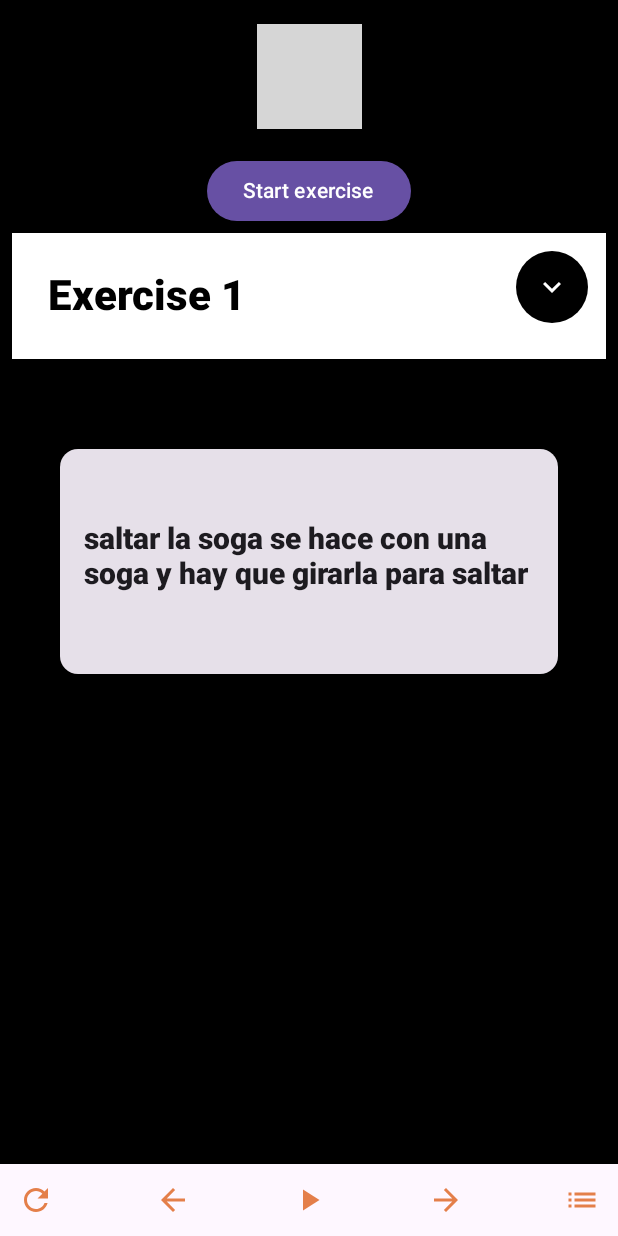
After one commit to itognetti/TP3-HCI-API, an Android app built with Jetpack Compose: the @Preview function SecondRoutineScreen, on a phone screen of 412 x 824 dp. The commit adds this screen. Run offline under Robolectric (Android 15) with nearby library versions, the phone set to English and light mode, and no system bars; grey boxes are pictures that could not be loaded.

Commit message:
Add SecondRoutineScreen

```diff
--- /dev/null
+++ b/TP3API/app/src/main/java/ar/edu/itba/example/api/ui/components/CircularProgressBar.kt
@@ -0,0 +1,94 @@
+package ar.edu.itba.example.api.ui.components
+
+import androidx.compose.foundation.layout.Arrangement
+import androidx.compose.foundation.layout.Column
+import androidx.compose.foundation.layout.Row
+import androidx.compose.foundation.layout.fillMaxWidth
+import androidx.compose.foundation.layout.padding
+import androidx.compose.foundation.layout.size
+import androidx.compose.material3.Button
+import androidx.compose.material3.CircularProgressIndicator
+import androidx.compose.material3.Text
+import androidx.compose.runtime.Composable
+import androidx.compose.runtime.getValue
+import androidx.compose.runtime.mutableStateOf
+import androidx.compose.runtime.remember
+import androidx.compose.runtime.rememberCoroutineScope
+import androidx.compose.runtime.setValue
+import androidx.compose.ui.Alignment
+import androidx.compose.ui.Modifier
+import androidx.compose.ui.text.font.FontWeight
+import androidx.compose.ui.unit.TextUnit
+import androidx.compose.ui.unit.dp
+import androidx.compose.ui.unit.sp
+import ar.edu.itba.example.api.ui.theme.FOrange
+import ar.edu.itba.example.api.ui.theme.White
+import kotlinx.coroutines.delay
+import kotlinx.coroutines.launch
+
+@Composable
+fun CircularProgressBar() {
+    var currentProgress by remember { mutableStateOf(0f) }
+    var countdownSeconds by remember { mutableStateOf(60) } // Inicializamos con 60 segundos
+    var loading by remember { mutableStateOf(false) }
+    val scope = rememberCoroutineScope()
+
+    Column(
+        verticalArrangement = Arrangement.spacedBy(12.dp),
+        horizontalAlignment = Alignment.CenterHorizontally,
+        modifier = Modifier.fillMaxWidth()
+    ) {
+        Button(onClick = {
+            loading = true
+            scope.launch {
+                loadProgress { progress ->
+                    currentProgress = progress
+                }
+                loading = false
+            }
+        }, enabled = !loading) {
+            Text("Start exercise")  //no hardcodear
+        }
+
+        if (loading) {
+            Row(
+                verticalAlignment = Alignment.CenterVertically,
+                horizontalArrangement = Arrangement.spacedBy(8.dp),
+                modifier = Modifier.padding(16.dp)
+            ) {
+                CircularProgressIndicator(
+                    modifier = Modifier.size(64.dp),
+                    progress = currentProgress,
+                    color = FOrange
+                )
+
+                CountdownTimer(countdownSeconds, fontSize = 24.sp) // Ajusta el tamaño del temporizador
+            }
+        }
+    }
+}
+
+@Composable
+fun CountdownTimer(seconds: Int, fontSize: TextUnit) {
+    Text(
+        text = "$seconds s",
+        fontWeight = FontWeight.Bold,
+        fontSize = fontSize,
+        color = White,
+        modifier = Modifier.padding(8.dp)
+    )
+}
+
+suspend fun loadProgress(updateProgress: (Float) -> Unit) {
+    val totalTimeInMillis = 60000 // 1 minute in milliseconds
+    val interval = 100L // Interval between updates (100 milliseconds)
+    val steps = totalTimeInMillis / interval
+
+    for (i in 1..steps) {
+        updateProgress(i.toFloat() / steps)
+        delay(interval)
+
+        // Actualizar cuenta regresiva
+        val remainingSeconds = (totalTimeInMillis - i * interval) / 1000
+    }
+}
--- a/TP3API/app/src/main/java/ar/edu/itba/example/api/ui/screens/Rest.kt
+++ b/TP3API/app/src/main/java/ar/edu/itba/example/api/ui/screens/Rest.kt
@@ -34,6 +34,7 @@ import androidx.compose.ui.unit.dp
 import ar.edu.itba.example.api.R
 import ar.edu.itba.example.api.ui.theme.FOrange
 
+@Preview
 @Composable
 fun Rest() {
     var isTimerPaused by remember { mutableStateOf(false) }
--- /dev/null
+++ b/TP3API/app/src/main/java/ar/edu/itba/example/api/ui/screens/SecondRoutineScreen.kt
@@ -0,0 +1,155 @@
+package ar.edu.itba.example.api.ui.screens
+
+import androidx.compose.foundation.Image
+import androidx.compose.foundation.background
+import androidx.compose.foundation.layout.Arrangement
+import androidx.compose.foundation.layout.Box
+import androidx.compose.foundation.layout.Column
+import androidx.compose.foundation.layout.Row
+import androidx.compose.foundation.layout.Spacer
+import androidx.compose.foundation.layout.fillMaxHeight
+import androidx.compose.foundation.layout.fillMaxSize
+import androidx.compose.foundation.layout.fillMaxWidth
+import androidx.compose.foundation.layout.height
+import androidx.compose.foundation.layout.padding
+import androidx.compose.foundation.layout.size
+import androidx.compose.material.icons.Icons
+import androidx.compose.material.icons.filled.ArrowBack
+import androidx.compose.material.icons.filled.ArrowForward
+import androidx.compose.material.icons.filled.Close
+import androidx.compose.material.icons.filled.List
+import androidx.compose.material.icons.filled.PlayArrow
+import androidx.compose.material.icons.filled.Refresh
+import androidx.compose.material3.Card
+import androidx.compose.material3.Icon
+import androidx.compose.material3.IconButton
+import androidx.compose.material3.MaterialTheme
+import androidx.compose.material3.Text
+import androidx.compose.runtime.Composable
+import androidx.compose.runtime.getValue
+import androidx.compose.runtime.mutableStateOf
+import androidx.compose.runtime.remember
+import androidx.compose.runtime.setValue
+import androidx.compose.ui.Alignment
+import androidx.compose.ui.Modifier
+import androidx.compose.ui.graphics.Color
+import androidx.compose.ui.res.painterResource
+import androidx.compose.ui.res.stringResource
+import androidx.compose.ui.text.font.FontWeight
+import androidx.compose.ui.tooling.preview.Preview
+import androidx.compose.ui.unit.dp
+import androidx.compose.ui.unit.sp
+import ar.edu.itba.example.api.R
+import ar.edu.itba.example.api.ui.components.CircularProgressBar
+import ar.edu.itba.example.api.ui.components.ExerciseItem
+import ar.edu.itba.example.api.ui.theme.FOrange
+
+@Preview
+@Composable
+fun SecondRoutineScreen() {
+    var isTimerPaused by remember { mutableStateOf(false) }
+
+    Box(
+        modifier = Modifier
+            .fillMaxSize()
+            .background(Color.Black)
+    ) {
+        Column(
+            modifier = Modifier
+                .fillMaxSize()
+                .padding(top = 16.dp), // Ajusta el valor según sea necesario
+            verticalArrangement = Arrangement.Top,
+            horizontalAlignment = Alignment.CenterHorizontally
+        ) {
+            Image(
+                painter = painterResource(id = R.drawable.logo),
+                contentDescription = null,
+                modifier = Modifier.size(70.dp)
+            )
+        }
+
+        Column(
+            modifier = Modifier
+                .fillMaxSize()
+                .padding(top = 64.dp), // Ajusta el valor según sea necesario
+            verticalArrangement = Arrangement.Top,
+            horizontalAlignment = Alignment.CenterHorizontally
+        ) {
+            Text(
+                text = "screenHeaderText",
+                fontWeight = FontWeight.Bold,
+                fontSize = 20.sp,
+                modifier = Modifier
+                    .padding(bottom = 16.dp)
+            )
+
+            // Barra de progreso circular
+            CircularProgressBar()
+
+            // Elemento de ejercicio
+            ExerciseItem(stringResource(id = R.string.Exercise1))
+
+            // Ajusta el espaciado entre ExerciseItem y la Card
+            Spacer(modifier = Modifier.height(8.dp))
+
+            Card(
+                modifier = Modifier
+                    .padding(40.dp)
+                    .padding(top = 8.dp) // Ajusta el valor según sea necesario
+                    .height(150.dp),
+            ) {
+                Column(
+                    modifier = Modifier
+                        .fillMaxWidth()
+                        .padding(16.dp)
+                        .fillMaxSize()
+                        .fillMaxHeight(),
+                    verticalArrangement = Arrangement.Center,
+                    horizontalAlignment = Alignment.CenterHorizontally
+                ) {
+                    Text(
+                        text = "saltar la soga se hace con una soga y hay que girarla para saltar",
+                        fontWeight = FontWeight.Black,
+                        fontSize = 20.sp,
+                        modifier = Modifier.padding(bottom = 8.dp)
+                    )
+                }
+            }
+        }
+
+        Row(
+            modifier = Modifier
+                .fillMaxWidth()
+                .background(MaterialTheme.colorScheme.background)
+                .align(Alignment.BottomCenter),
+            horizontalArrangement = Arrangement.SpaceBetween
+        ) {
+            IconButton(onClick = { /* Manejar acción de repetición */ }) {
+                Icon(Icons.Default.Refresh, contentDescription = "Repetición", tint = FOrange)
+            }
+            IconButton(onClick = { /* Manejar acción de flecha hacia atrás */ }) {
+                Icon(Icons.Default.ArrowBack, contentDescription = "Flecha hacia atrás", tint = FOrange)
+            }
+
+            IconButton(onClick = {
+                // Manejar acción de pausa
+                isTimerPaused = !isTimerPaused
+            }) {
+                val icon = if (isTimerPaused) {
+                    Icons.Default.Close
+                } else {
+                    Icons.Default.PlayArrow
+                }
+                Icon(icon, contentDescription = "Pausar", tint = FOrange)
+            }
+
+            IconButton(onClick = { /* Manejar acción de siguiente */ }) {
+                Icon(Icons.Default.ArrowForward, contentDescription = "Flecha hacia adelante", tint = FOrange)
+            }
+
+            IconButton(onClick = { /* Manejar acción de siguiente */ }) {
+                Icon(Icons.Default.List, contentDescription = "Listar", tint = FOrange)
+            }
+        }
+    }
+}
```
Also changed, not shown: 89 other files.
